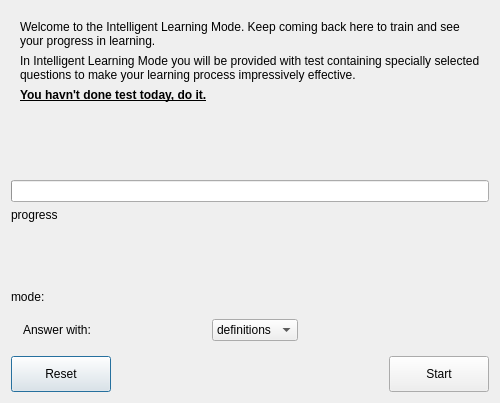
The window that lib/ui/widgets_ui/StartIntelligentTestDialog.ui (gryglik/pipr-project-flashcards) describes before a commit, drawn with Qt 5.
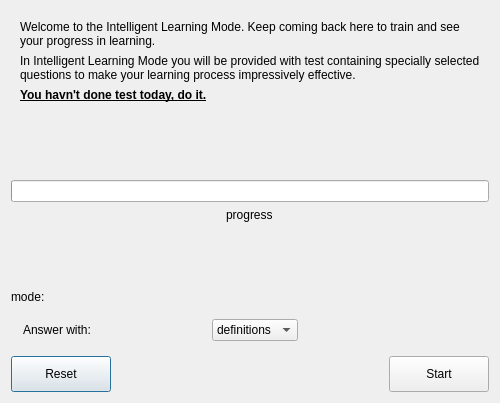
The same window after the commit. Custom widgets are drawn as their Qt base class.

What changed in the file:
```diff
--- a/lib/ui/widgets_ui/StartIntelligentTestDialog.ui
+++ b/lib/ui/widgets_ui/StartIntelligentTestDialog.ui
@@ -84,7 +84,7 @@
    <item>
     <widget class="QProgressBar" name="progressBar"/>
    </item>
-   <item>
+   <item alignment="Qt::AlignHCenter">
     <widget class="QLabel" name="label_3">
      <property name="text">
       <string>progress</string>
```
Left out of the diff: 3 changed lines with no effect on the pictures.
